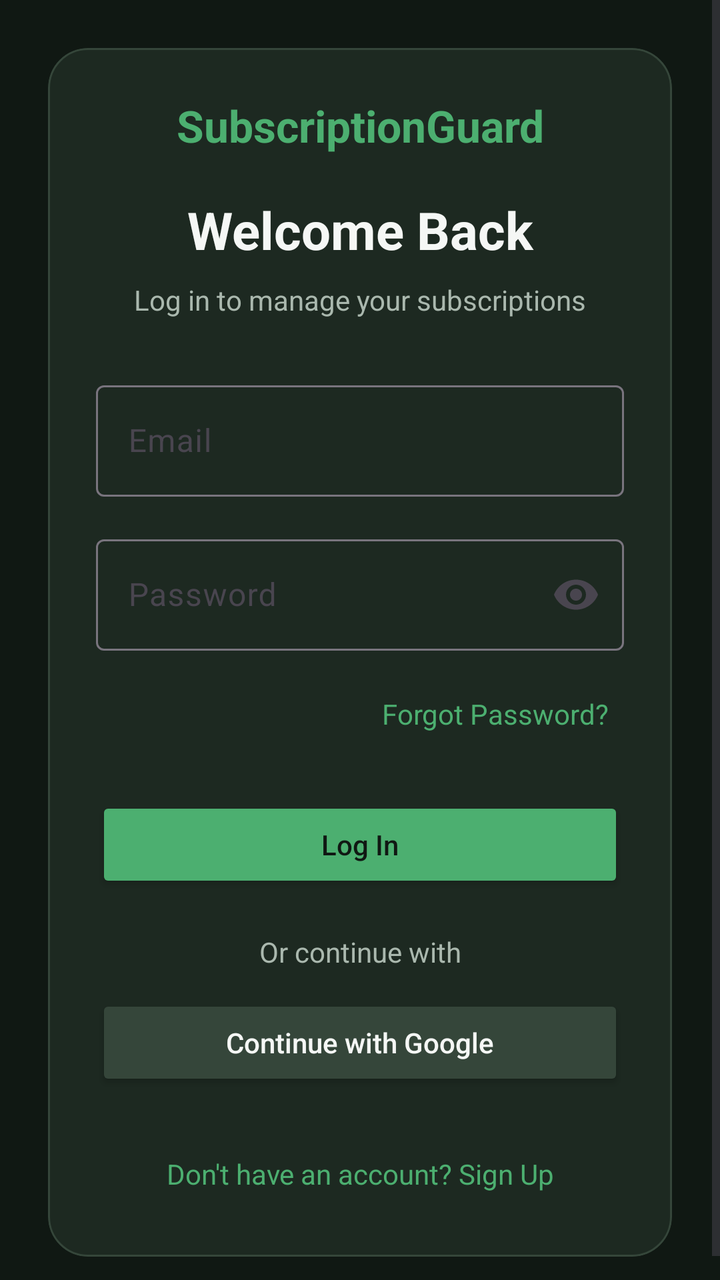
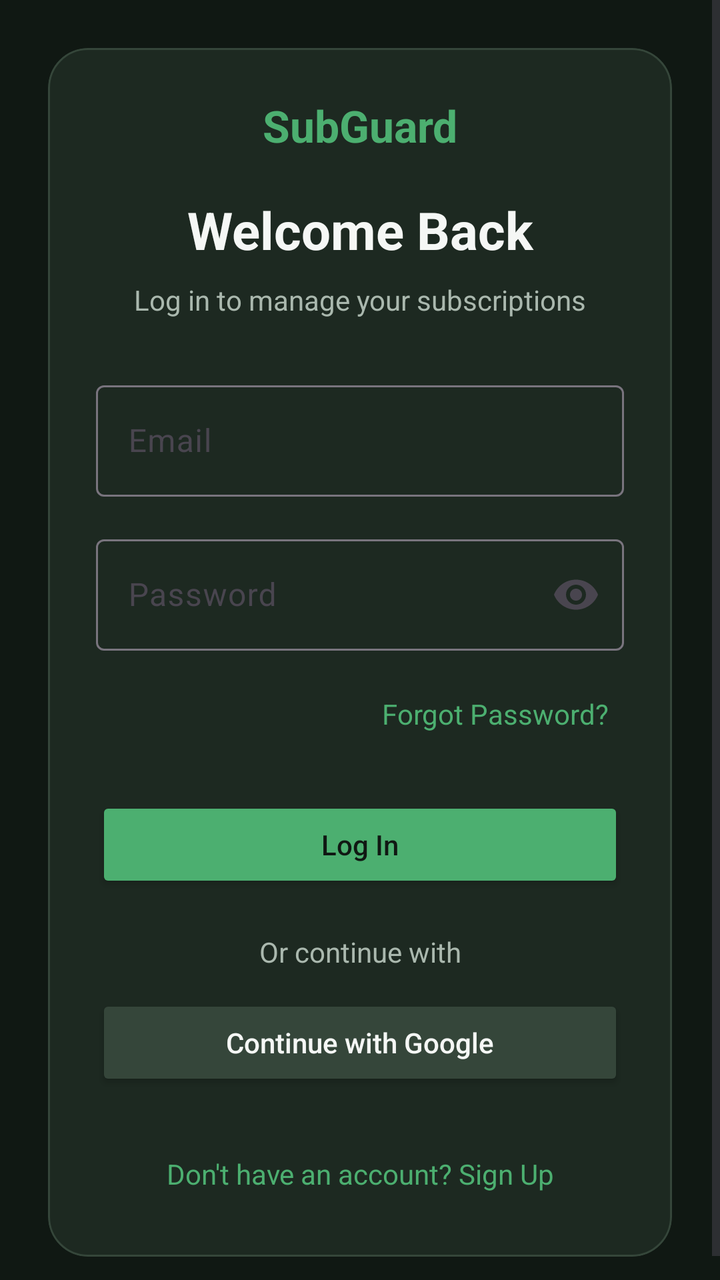

Before-and-after screenshots of an Android layout around one commit, followed by the original layout XML and the change that was made.
<!-- AndroidManifest.xml: application theme Theme.SubGuard -->
<!-- res/layout/activity_login.xml -->
<?xml version="1.0" encoding="utf-8"?>
<ScrollView
    xmlns:android="http://schemas.android.com/apk/res/android"
    xmlns:app="http://schemas.android.com/apk/res-auto"
    android:layout_width="match_parent"
    android:layout_height="match_parent"
    android:background="@color/app_background"
    android:fillViewport="true">

    <LinearLayout
        android:layout_width="match_parent"
        android:layout_height="wrap_content"
        android:orientation="vertical"
        android:gravity="center"
        android:padding="24dp">

        <com.google.android.material.card.MaterialCardView
            android:layout_width="match_parent"
            android:layout_height="wrap_content"
            app:cardBackgroundColor="@color/card_background"
            app:cardCornerRadius="20dp"
            app:strokeColor="@color/card_border"
            app:strokeWidth="1dp">

            <LinearLayout
                android:layout_width="match_parent"
                android:layout_height="wrap_content"
                android:orientation="vertical"
                android:padding="24dp">

                <TextView
                    android:layout_width="match_parent"
                    android:layout_height="wrap_content"
                    android:text="SubscriptionGuard"
                    android:textSize="22sp"
                    android:textStyle="bold"
                    android:textColor="@color/primary_green"
                    android:gravity="center" />

                <TextView
                    android:layout_width="match_parent"
                    android:layout_height="wrap_content"
                    android:layout_marginTop="20dp"
                    android:text="Welcome Back"
                    android:textSize="26sp"
                    android:textStyle="bold"
                    android:textColor="@color/text_primary"
                    android:gravity="center" />

                <TextView
                    android:layout_width="match_parent"
                    android:layout_height="wrap_content"
                    android:layout_marginTop="8dp"
                    android:text="Log in to manage your subscriptions"
                    android:textSize="14sp"
                    android:textColor="@color/text_secondary"
                    android:gravity="center" />

                <com.google.android.material.textfield.TextInputLayout
                    android:layout_width="match_parent"
                    android:layout_height="wrap_content"
                    android:layout_marginTop="28dp"
                    android:hint="Email"
                    app:hintTextColor="@color/primary_green">

                    <com.google.android.material.textfield.TextInputEditText
                        android:id="@+id/email"
                        android:layout_width="match_parent"
                        android:layout_height="wrap_content"
                        android:inputType="textEmailAddress"
                        android:textColor="@color/text_primary"
                        android:textColorHint="@color/text_secondary" />

                </com.google.android.material.textfield.TextInputLayout>

                <com.google.android.material.textfield.TextInputLayout
                    android:layout_width="match_parent"
                    android:layout_height="wrap_content"
                    android:layout_marginTop="16dp"
                    android:hint="Password"
                    app:endIconMode="password_toggle"
                    app:hintTextColor="@color/primary_green">

                    <com.google.android.material.textfield.TextInputEditText
                        android:id="@+id/password"
                        android:layout_width="match_parent"
                        android:layout_height="wrap_content"
                        android:inputType="textPassword"
                        android:textColor="@color/text_primary"
                        android:textColorHint="@color/text_secondary" />

                </com.google.android.material.textfield.TextInputLayout>

                <TextView
                    android:id="@+id/forgot_password"
                    android:layout_width="match_parent"
                    android:layout_height="wrap_content"
                    android:layout_marginTop="14dp"
                    android:text="Forgot Password?"
                    android:textColor="@color/primary_green"
                    android:textSize="14sp"
                    android:gravity="end"
                    android:padding="8dp" />

                <Button
                    android:id="@+id/btn_login"
                    android:layout_width="match_parent"
                    android:layout_height="wrap_content"
                    android:layout_marginTop="24dp"
                    android:text="Log In"
                    android:textAllCaps="false"
                    android:textColor="@color/app_background"
                    android:backgroundTint="@color/primary_green" />

                <TextView
                    android:layout_width="match_parent"
                    android:layout_height="wrap_content"
                    android:layout_marginTop="20dp"
                    android:text="Or continue with"
                    android:textColor="@color/text_secondary"
                    android:gravity="center" />

                <Button
                    android:id="@+id/btn_google"
                    android:layout_width="match_parent"
                    android:layout_height="wrap_content"
                    android:layout_marginTop="12dp"
                    android:text="Continue with Google"
                    android:textAllCaps="false"
                    android:textColor="@color/text_primary"
                    android:backgroundTint="@color/card_border" />

                <TextView
                    android:id="@+id/register"
                    android:layout_width="match_parent"
                    android:layout_height="wrap_content"
                    android:layout_marginTop="24dp"
                    android:text="Don't have an account? Sign Up"
                    android:textColor="@color/primary_green"
                    android:textSize="14sp"
                    android:gravity="center"
                    android:padding="8dp" />

            </LinearLayout>

        </com.google.android.material.card.MaterialCardView>

    </LinearLayout>

</ScrollView>
<!-- resources referenced by this layout -->
<resources>
  <color name="app_background">#101813</color>
  <color name="card_background">#1D2921</color>
  <color name="card_border">#35463A</color>
  <color name="primary_green">#4CAF70</color>
  <color name="text_primary">#F5F7F5</color>
  <color name="text_secondary">#AAB8AE</color>
  <style name="Theme.SubGuard" parent="Base.Theme.SubGuard" />
  <style name="Base.Theme.SubGuard" parent="Theme.Material3.DayNight.NoActionBar">
          
          
      </style>
</resources>

<!-- the commit's change to res/layout/activity_login.xml (unified diff, before → after) -->
@@ -31,7 +31,7 @@
                 <TextView
                     android:layout_width="match_parent"
                     android:layout_height="wrap_content"
-                    android:text="SubscriptionGuard"
+                    android:text="@string/app_name"
                     android:textSize="22sp"
                     android:textStyle="bold"
                     android:textColor="@color/primary_green"
@@ -41,7 +41,7 @@
                     android:layout_width="match_parent"
                     android:layout_height="wrap_content"
                     android:layout_marginTop="20dp"
-                    android:text="Welcome Back"
+                    android:text="@string/welcome_back"
                     android:textSize="26sp"
                     android:textStyle="bold"
                     android:textColor="@color/text_primary"
@@ -51,7 +51,7 @@
                     android:layout_width="match_parent"
                     android:layout_height="wrap_content"
                     android:layout_marginTop="8dp"
-                    android:text="Log in to manage your subscriptions"
+                    android:text="@string/login_subtitle"
                     android:textSize="14sp"
                     android:textColor="@color/text_secondary"
                     android:gravity="center" />
@@ -60,7 +60,7 @@
                     android:layout_width="match_parent"
                     android:layout_height="wrap_content"
                     android:layout_marginTop="28dp"
-                    android:hint="Email"
+                    android:hint="@string/email_hint"
                     app:hintTextColor="@color/primary_green">
 
                     <com.google.android.material.textfield.TextInputEditText
@@ -77,7 +77,7 @@
                     android:layout_width="match_parent"
                     android:layout_height="wrap_content"
                     android:layout_marginTop="16dp"
-                    android:hint="Password"
+                    android:hint="@string/password_hint"
                     app:endIconMode="password_toggle"
                     app:hintTextColor="@color/primary_green">
 
@@ -96,7 +96,7 @@
                     android:layout_width="match_parent"
                     android:layout_height="wrap_content"
                     android:layout_marginTop="14dp"
-                    android:text="Forgot Password?"
+                    android:text="@string/forgot_password"
                     android:textColor="@color/primary_green"
                     android:textSize="14sp"
                     android:gravity="end"
@@ -107,7 +107,7 @@
                     android:layout_width="match_parent"
                     android:layout_height="wrap_content"
                     android:layout_marginTop="24dp"
-                    android:text="Log In"
+                    android:text="@string/log_in"
                     android:textAllCaps="false"
                     android:textColor="@color/app_background"
                     android:backgroundTint="@color/primary_green" />
@@ -116,7 +116,7 @@
                     android:layout_width="match_parent"
                     android:layout_height="wrap_content"
                     android:layout_marginTop="20dp"
-                    android:text="Or continue with"
+                    android:text="@string/or_continue_with"
                     android:textColor="@color/text_secondary"
                     android:gravity="center" />
 
@@ -125,17 +125,21 @@
                     android:layout_width="match_parent"
                     android:layout_height="wrap_content"
                     android:layout_marginTop="12dp"
-                    android:text="Continue with Google"
+                    android:text="@string/continue_with_google"
                     android:textAllCaps="false"
                     android:textColor="@color/text_primary"
-                    android:backgroundTint="@color/card_border" />
+                    android:backgroundTint="@color/card_border"
+                    app:icon="@drawable/google_logo_icon"
+                    app:iconGravity="textStart"
+                    app:iconPadding="10dp"
+                    app:iconTint="@null" />
 
                 <TextView
                     android:id="@+id/register"
                     android:layout_width="match_parent"
                     android:layout_height="wrap_content"
                     android:layout_marginTop="24dp"
-                    android:text="Don't have an account? Sign Up"
+                    android:text="@string/dont_have_account"
                     android:textColor="@color/primary_green"
                     android:textSize="14sp"
                     android:gravity="center"
<!-- resource entries referenced after the edit -->
@@ -6,6 +6,35 @@
   <color name="primary_green">#4CAF70</color>
   <color name="text_primary">#F5F7F5</color>
   <color name="text_secondary">#AAB8AE</color>
+  <!-- drawable google_logo_icon (drawable) -->
+  <vector xmlns:android="http://schemas.android.com/apk/res/android"
+      android:width="24dp"
+      android:height="24dp"
+      android:viewportWidth="24"
+      android:viewportHeight="24">
+      <path
+          android:fillColor="#4285F4"
+          android:pathData="M23.745,12.27c0,-0.75 -0.06,-1.48 -0.19,-2.18H12.2v4.51h6.47c-0.29,1.48 -1.14,2.73 -2.4,3.58v3h3.86C22.18,19.31 23.745,16.1 23.745,12.27z"/>
+      <path
+          android:fillColor="#34A853"
+          android:pathData="M12.2,24c3.24,0 5.95,-1.08 7.93,-2.91l-3.86,-3c-1.08,0.72 -2.45,1.16 -4.07,1.16c-3.13,0 -5.78,-2.11 -6.73,-4.96H1.41v3.09C3.46,21.35 7.51,24 12.2,24z"/>
+      <path
+          android:fillColor="#FBBC05"
+          android:pathData="M5.47,14.29c-0.25,-0.72 -0.39,-1.49 -0.39,-2.29s0.14,-1.57 0.39,-2.29V6.62H1.41C0.51,8.42 0,10.45 0,12.6s0.51,4.18 1.41,5.98l4.06,-3.1600001 -0.0000001,-1.13z"/>
+      <path
+          android:fillColor="#EA4335"
+          android:pathData="M12.2,4.75c1.77,0 3.35,0.61 4.6,1.8l3.42,-3.42C18.15,1.19 15.44,0 12.2,0C7.51,0 3.46,2.65 1.41,6.62l4.06,3.09c0.95,-2.85 3.6,-4.96 6.73,-4.96z"/>
+  </vector>
+  <string name="app_name">SubGuard</string>
+  <string name="continue_with_google">Continue with Google</string>
+  <string name="dont_have_account">Don\'t have an account? Sign Up</string>
+  <string name="email_hint">Email</string>
+  <string name="forgot_password">Forgot Password?</string>
+  <string name="log_in">Log In</string>
+  <string name="login_subtitle">Log in to manage your subscriptions</string>
+  <string name="or_continue_with">Or continue with</string>
+  <string name="password_hint">Password</string>
+  <string name="welcome_back">Welcome Back</string>
   <style name="Theme.SubGuard" parent="Base.Theme.SubGuard" />
   <style name="Base.Theme.SubGuard" parent="Theme.Material3.DayNight.NoActionBar">
           
